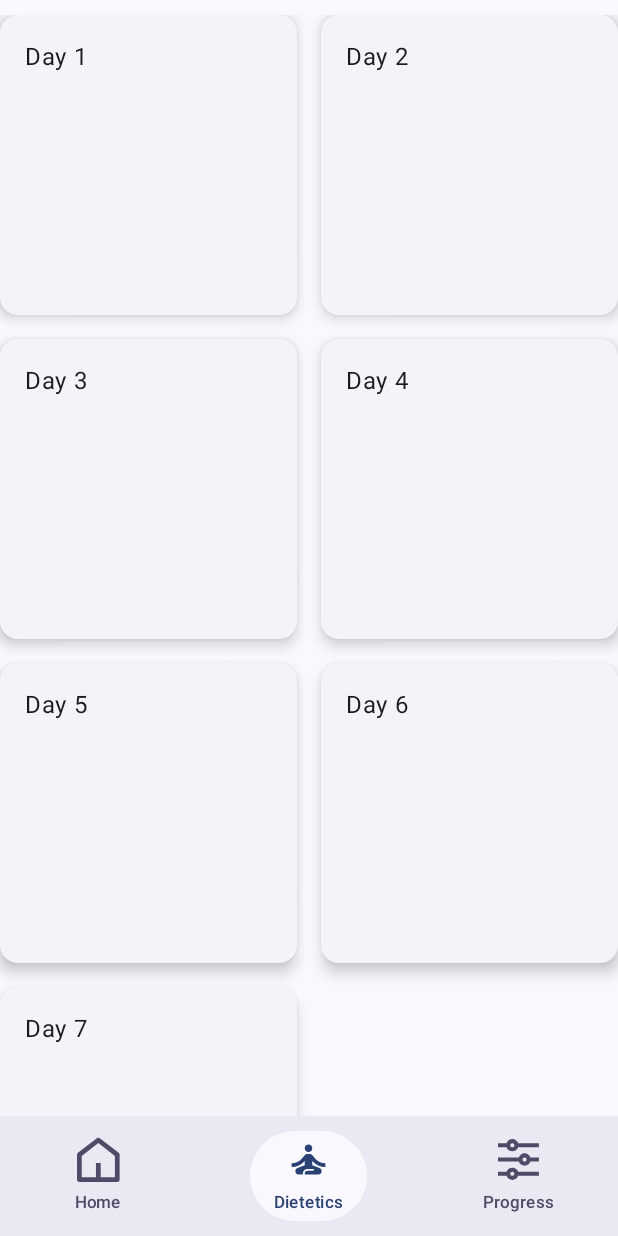
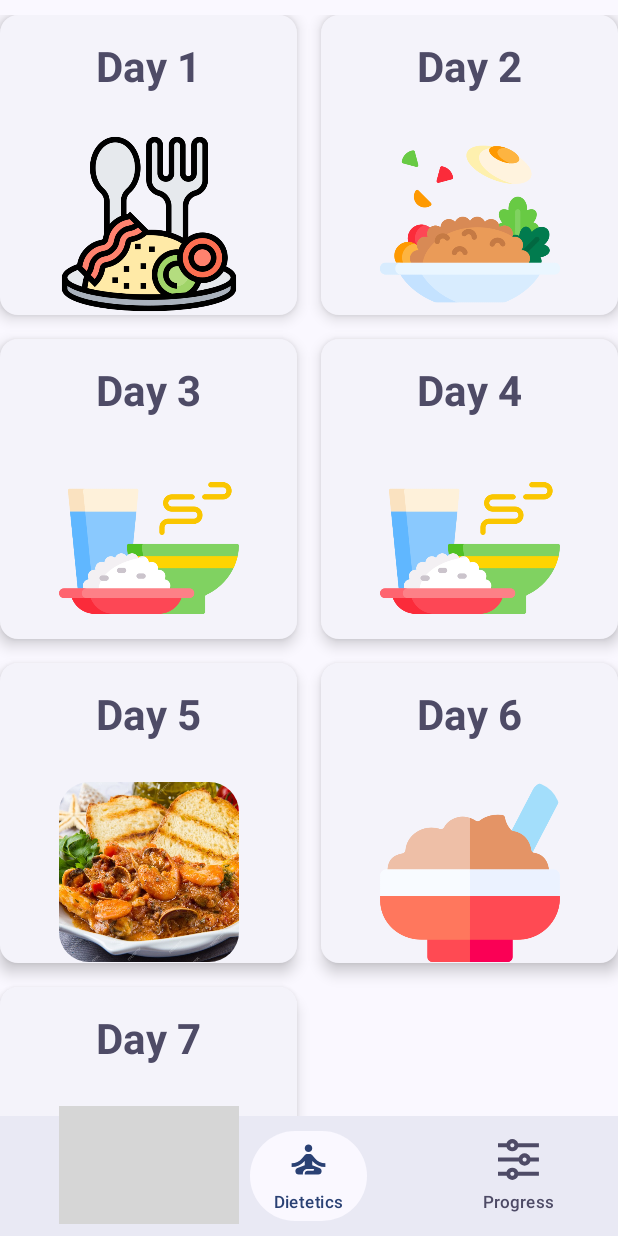
Before and after one commit to Kipkoech78/Calorie-burner-App, an Android app built with Jetpack Compose: the FitnessNavigator screen opened through its navigation route, item 2 of the bottom bar chosen, on a phone screen of 412 x 824 dp. Run offline under Robolectric (Android 15) with nearby library versions, the phone set to English and light mode, and no system bars; our stand-ins replace Dagger/Hilt's generated code, Room's generated code, accompanist, paging; grey boxes are pictures that could not be loaded.

Commit message:
feat changed Ui to accomodate images and cards  for detailed food

```diff
--- a/app/src/main/java/com/fitnessapp/presentation/dietetics/dietetics.kt
+++ b/app/src/main/java/com/fitnessapp/presentation/dietetics/dietetics.kt
@@ -1,6 +1,7 @@
 package com.fitnessapp.presentation.dietetics
 
 import android.net.Uri
+import androidx.compose.foundation.Image
 import androidx.compose.foundation.clickable
 import androidx.compose.foundation.layout.Arrangement
 import androidx.compose.foundation.layout.Column
@@ -13,18 +14,30 @@ import androidx.compose.foundation.layout.statusBarsPadding
 import androidx.compose.foundation.lazy.grid.GridCells
 import androidx.compose.foundation.lazy.grid.LazyVerticalGrid
 import androidx.compose.foundation.lazy.grid.items
+import androidx.compose.foundation.shape.CircleShape
+import androidx.compose.foundation.shape.RoundedCornerShape
 import androidx.compose.material3.Card
 import androidx.compose.material3.CardDefaults
 import androidx.compose.material3.ElevatedCard
+import androidx.compose.material3.MaterialTheme
 import androidx.compose.material3.Text
 import androidx.compose.runtime.Composable
 import androidx.compose.runtime.State
+import androidx.compose.runtime.remember
+import androidx.compose.ui.Alignment
 import androidx.compose.ui.Modifier
+import androidx.compose.ui.draw.clip
+import androidx.compose.ui.layout.ContentScale
+import androidx.compose.ui.platform.LocalContext
+import androidx.compose.ui.res.colorResource
+import androidx.compose.ui.res.painterResource
+import androidx.compose.ui.text.font.FontWeight
 import androidx.compose.ui.text.style.TextAlign
 import androidx.compose.ui.unit.dp
 import androidx.hilt.navigation.compose.hiltViewModel
 import androidx.navigation.NavController
 import androidx.navigation.Navigator
+import com.fitnessapp.R
 import com.fitnessapp.models.DayMeal
 import com.google.gson.Gson
 
@@ -48,36 +61,58 @@ fun DieteticsScreen(
             horizontalArrangement = Arrangement.spacedBy(16.dp)
         ) {
             items(meals.value){ meals ->
-                DayCard(meals.day, onClick = {
+                DayCard(day = meals.days.day, image = meals.days.image, onClick = {
                     val meal = Uri.encode(Gson().toJson(meals.meals))
                     navigateToDet.navigate("DietDetailsScreen/$meal")
                 })
 
             }
         }
-
-
     }
 }
 
 @Composable
-fun DayCard(day: String, onClick: ()-> Unit) {
+fun DayCard(day: String, image: String, onClick: ()-> Unit) {
+    val context = LocalContext.current
+    val imageId = context.resources.getIdentifier(
+        image.substringBeforeLast("."), // Remove file extension
+        "drawable",
+        context.packageName
+    )
     ElevatedCard(
         elevation = CardDefaults.cardElevation(
             defaultElevation = 6.dp
         ),
         modifier = Modifier
-            .size(width = 240.dp, height = 200.dp)
+            .size(width = 220.dp, height = 200.dp)
             .clickable {
                 onClick()
-                }
+            },
+
+
     ) {
+        Column(modifier = Modifier.fillMaxSize(),
+            verticalArrangement = Arrangement.Center,
+            horizontalAlignment = Alignment.CenterHorizontally) {
             Text(
                 text = day,
+                style = MaterialTheme.typography.headlineMedium.copy(fontWeight = FontWeight.Bold),
+                color = colorResource(id = R.color.body),
                 modifier = Modifier
                     .padding(16.dp),
                 textAlign = TextAlign.Center,
             )
+            Spacer(modifier = Modifier.height(10.dp))
+            Image(painter = painterResource(id = imageId), contentDescription = null,
+                contentScale = ContentScale.Crop,
+                modifier = Modifier
+                    .clip(RoundedCornerShape(20.dp))
+                    .size(120.dp)
+                )
+
+
         }
 
     }
+
+}
```
Also changed, not shown: app/src/main/assets/meals.json (+56 -35 lines), app/src/main/java/com/fitnessapp/models/meals.kt (+14 -6 lines), app/src/main/java/com/fitnessapp/presentation/dietetics/DietDetailsScreen.kt (+67 -6 lines), app/src/main/res/drawable/baby_food.png (added), app/src/main/res/drawable/day_five_meal.jpg (added), app/src/main/res/drawable/day_four_meal.png (added), app/src/main/res/drawable/day_one_meal.png (added), app/src/main/res/drawable/day_three_meal.png (added), app/src/main/res/drawable/day_two_meal.png (added), 4 other files. Lines whose indentation alone changed are shown as unchanged.
